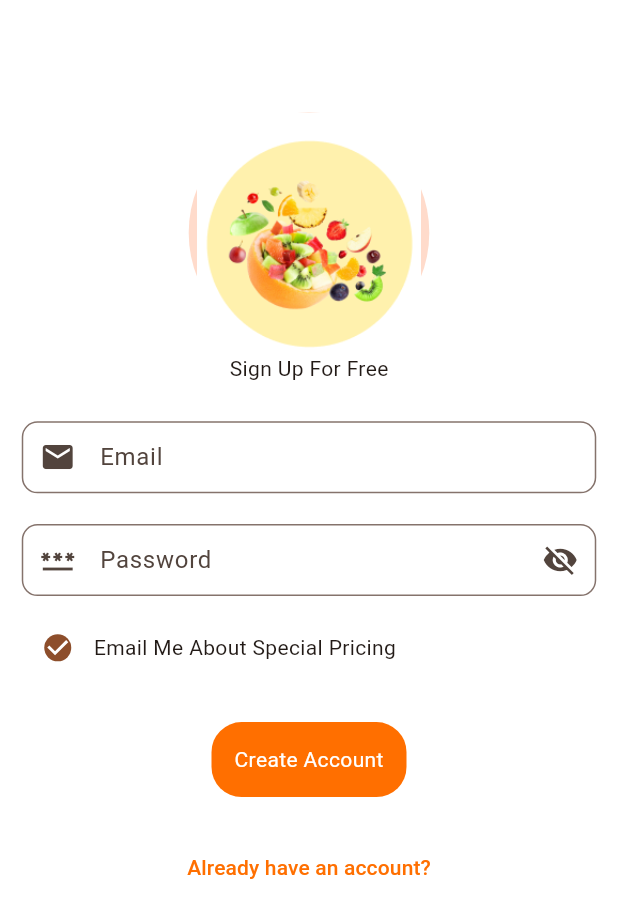
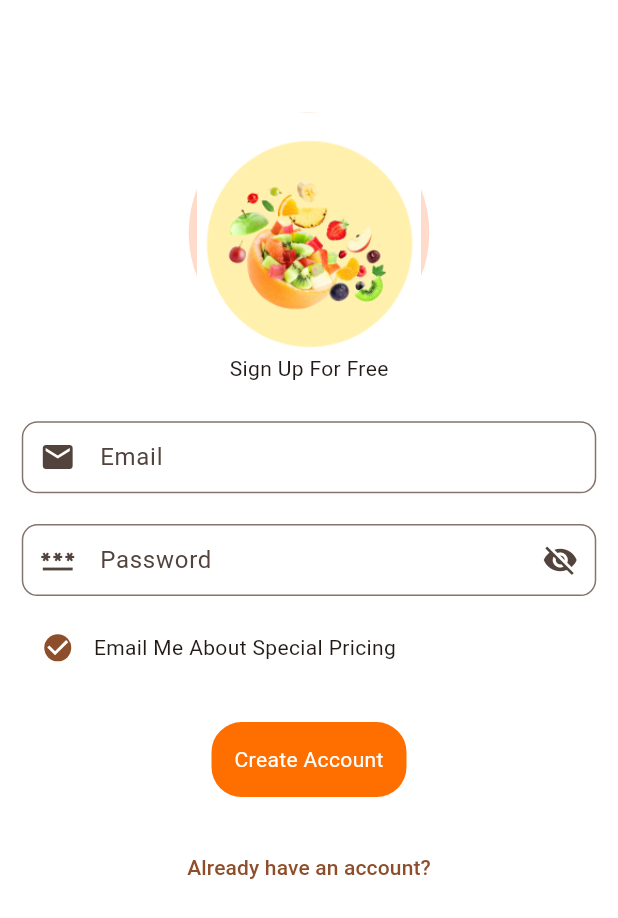
Before and after one commit to awisa-cpu/VegeMarket, a Flutter app: the screen it shows after launch, after a tap on "No Account? Create Account", on a phone screen of 412 x 824 dp. Shown: the top 918 px of the screen. Run offline on Flutter 3.47's test engine with Material 3 defaults, Android fonts, the light colour scheme and no system bars; our stand-ins replace firebase_auth, firebase_core, flutter_bloc; accounts and stored records are empty; network calls fail.

Commit message:
changed the color of most screen to be the primary color and other minor modifications

```diff
--- a/lib/Controllers/product_controller/product_provider.dart
+++ b/lib/Controllers/product_controller/product_provider.dart
@@ -85,6 +85,7 @@ class ProductProvider extends ChangeNotifier {
   void clearCart() {
     _cart.clear();
     totalSelectedItems = 0;
+    totalPrice = 0;
     notifyListeners();
   }
 
--- a/lib/Views/app_views/main_screen.dart
+++ b/lib/Views/app_views/main_screen.dart
@@ -1,5 +1,5 @@
 import 'package:flutter/material.dart';
-import 'package:shopcart/Views/app_views/account.dart';
+import 'package:shopcart/Views/app_views/profile.dart';
 import 'package:shopcart/Views/app_views/product_category.dart';
 import 'package:shopcart/Views/app_views/favourite.dart';
 import 'package:shopcart/Views/product_views/home_product.dart';
--- a/lib/Views/auth_views/sign_in.dart
+++ b/lib/Views/auth_views/sign_in.dart
@@ -1,5 +1,3 @@
-import 'dart:developer';
-
 import 'package:flutter/material.dart';
 import 'package:flutter_bloc/flutter_bloc.dart';
 import 'package:shopcart/Controllers/auth/auth_bloc_controller.dart';
@@ -40,12 +38,16 @@ class _SignInViewState extends State<SignInView> {
   //
   @override
   Widget build(BuildContext context) {
+    //
+
+    final color = Theme.of(context).primaryColor;
+
+    //
     return Scaffold(
       body: BlocListener<AuthenticationBloc, AuthState>(
         listener: (context, state) {
           if (state is AuthStateLoggedOut) {
             //rework on the exceptions
-            log(state.exception.toString());
             if (state.exception is InvalidEmailException) {
               displaySnackBar(context: context, text: 'Invalid Email');
 
@@ -249,7 +251,7 @@ class _SignInViewState extends State<SignInView> {
                 ),
                 Text(
                   'Forgot Your Password?',
-                  style: TextStyle(color: Colors.amber.shade900),
+                  style: TextStyle(color: color),
                 ),
 
                 const SizedBox(
@@ -282,7 +284,7 @@ class _SignInViewState extends State<SignInView> {
                     },
                     child: Text(
                       'No Account? Create Account',
-                      style: TextStyle(color: Colors.amber.shade900),
+                      style: TextStyle(color: color),
                     ))
               ],
             ),
--- a/lib/Views/auth_views/sign_up.dart
+++ b/lib/Views/auth_views/sign_up.dart
@@ -63,6 +63,7 @@ class _SignUpViewState extends State<SignUpView> {
             }
           }
         },
+        child: SingleChildScrollView(
           child: Padding(
             padding: const EdgeInsets.all(14.5),
             child: Column(
@@ -122,7 +123,8 @@ class _SignUpViewState extends State<SignUpView> {
                       ),
                     ),
                     hintText: 'Password',
-                  contentPadding: const EdgeInsets.symmetric(horizontal: 10.5),
+                    contentPadding:
+                        const EdgeInsets.symmetric(horizontal: 10.5),
                     border: const OutlineInputBorder(
                       borderRadius: BorderRadius.all(
                         Radius.circular(10.5),
@@ -187,9 +189,12 @@ class _SignUpViewState extends State<SignUpView> {
                     },
                     child: Text(
                       'Already have an account?',
-                    style: TextStyle(color: Colors.amber.shade900),
+                      style: TextStyle(
+                        color: Theme.of(context).primaryColor,
+                      ),
                     ))
               ],
+            ),
           ),
         ),
       ),
--- a/lib/models/auth_user.dart
+++ b/lib/models/auth_user.dart
@@ -2,9 +2,12 @@ import 'package:firebase_auth/firebase_auth.dart';
 
 class AuthUser {
   final String uid;
-   String? displayName;
+  String? displayName;
   final String email;
   final bool isEmailVerified;
+  String? phoneNumber;
+  String? photoUrl;
+
 
 
   AuthUser._private({
--- a/lib/utilities/widgets/buy_button.dart
+++ b/lib/utilities/widgets/buy_button.dart
@@ -22,7 +22,7 @@ class BuyButton extends StatelessWidget {
         height: 40,
         width: 120,
         decoration: BoxDecoration(
-          color: const Color.fromRGBO(111, 207, 151, 1),
+          color: Theme.of(context).primaryColor,
           borderRadius: BorderRadius.circular(20.5),
         ),
         child: Text(
```
Also changed, not shown: lib/services/auth/firebase_auth_provider.dart (+1 -10 lines), lib/images/profile.jpeg (added). Lines whose indentation alone changed are shown as unchanged.
